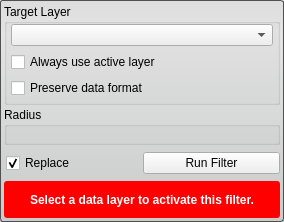
Before: the Qt Designer form src/Interface/ToolInterface/MedianFilterInterface.ui in SCIInstitute/Seg3D, drawn with Qt 5.
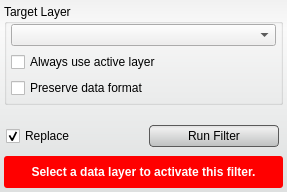
After: the same form once the commit is applied. Custom widgets are drawn as their Qt base class.

Patch:
```diff
--- a/src/Interface/ToolInterface/MedianFilterInterface.ui
+++ b/src/Interface/ToolInterface/MedianFilterInterface.ui
@@ -6,8 +6,8 @@
    <rect>
     <x>0</x>
     <y>0</y>
-    <width>284</width>
-    <height>222</height>
+    <width>287</width>
+    <height>192</height>
    </rect>
   </property>
   <property name="sizePolicy">
@@ -34,13 +34,34 @@
   <property name="styleSheet">
    <string notr="true">QWidget#MedianFilterInterface{
   border-radius: 3px;
-  border: 1px solid rgb(80, 80,80);
-  background-color: qlineargradient(spread:pad, x1:0.5, y1:0, x2:0.5, y2:0.960227, stop:0 rgba(221, 221, 221, 255), stop:0.155779 rgba(228, 228, 228, 255), stop:1 rgba(202, 204, 204, 255));      
+  background-color: qlineargradient(spread:pad, x1:0.5, y1:0, x2:0.5, y2:0.960227, stop:0 rgba(241, 241, 241, 255), stop:0.155779 rgba(250, 250, 250, 255), stop:1 rgba(222, 224, 224, 255));      
+}
+
+
+QPushButton{
+  background-color: qlineargradient(spread:pad, x1:0.5, y1:0, x2:0.5, y2:0.960227, stop:0 rgba(221, 221, 221, 255), stop:0.155779 rgba(238, 238, 238, 255), stop:1 rgba(192, 194, 194, 255));
+  border-radius: 4px;
+  border: 1px solid rgb(90, 90, 90);
+  margin:4px;
+}
+
+QPushButton:hover{
+  background-color: qlineargradient(spread:pad, x1:0.5, y1:0, x2:0.5, y2:1, stop:0 rgba(195, 195, 195, 255), stop:0.253769 rgba(206, 206, 206, 255), stop:1 rgba(185, 185, 185, 255));
+  border-radius: 4px;
+  border: 1px solid rgb(90, 90, 90);
+  margin:4px;
+}
+
+QPushButton:pressed{
+  background-color: qlineargradient(spread:pad, x1:0.5, y1:0, x2:0.5, y2:1, stop:0 rgba(150, 150, 150, 255), stop:0.753769 rgba(206, 206, 206, 255), stop:1 rgba(185, 185, 185, 255));
+  border-radius: 4px;
+  border: 1px solid rgb(90, 90, 90);
+  margin:4px;
 }</string>
   </property>
   <layout class="QVBoxLayout" name="verticalLayout">
    <property name="spacing">
-    <number>2</number>
+    <number>4</number>
    </property>
    <property name="margin">
     <number>4</number>
@@ -130,31 +151,7 @@
     </widget>
    </item>
    <item>
-    <widget class="QGroupBox" name="groupBox">
-     <property name="title">
-      <string>Radius</string>
-     </property>
-     <layout class="QHBoxLayout" name="horizontalLayout_2">
-      <property name="spacing">
-       <number>0</number>
-      </property>
-      <property name="leftMargin">
-       <number>4</number>
-      </property>
-      <property name="topMargin">
-       <number>2</number>
-      </property>
-      <property name="rightMargin">
-       <number>4</number>
-      </property>
-      <property name="bottomMargin">
-       <number>4</number>
-      </property>
-      <item>
-       <widget class="QtUtils::QtSliderIntCombo" name="radius_" native="true"/>
-      </item>
-     </layout>
-    </widget>
+    <widget class="QtUtils::QtSliderIntCombo" name="radius_" native="true"/>
    </item>
    <item>
     <widget class="QWidget" name="replaceRunWidget" native="true">
@@ -198,6 +195,12 @@
       </item>
       <item>
        <widget class="QPushButton" name="runFilterButton">
+        <property name="minimumSize">
+         <size>
+          <width>0</width>
+          <height>30</height>
+         </size>
+        </property>
         <property name="text">
          <string>Run Filter</string>
         </property>
@@ -251,17 +254,17 @@
   </layout>
  </widget>
  <customwidgets>
-  <customwidget>
-   <class>QtUtils::QtDropableComboBox</class>
-   <extends>QComboBox</extends>
-   <header location="global">QtUtils/Widgets/QtDropableComboBox.h</header>
-  </customwidget>
   <customwidget>
    <class>QtUtils::QtSliderIntCombo</class>
    <extends>QWidget</extends>
    <header location="global">QtUtils/Widgets/QtSliderIntCombo.h</header>
    <container>1</container>
   </customwidget>
+  <customwidget>
+   <class>QtUtils::QtDropableComboBox</class>
+   <extends>QComboBox</extends>
+   <header location="global">QtUtils/Widgets/QtDropableComboBox.h</header>
+  </customwidget>
  </customwidgets>
  <resources/>
  <connections/>
```
